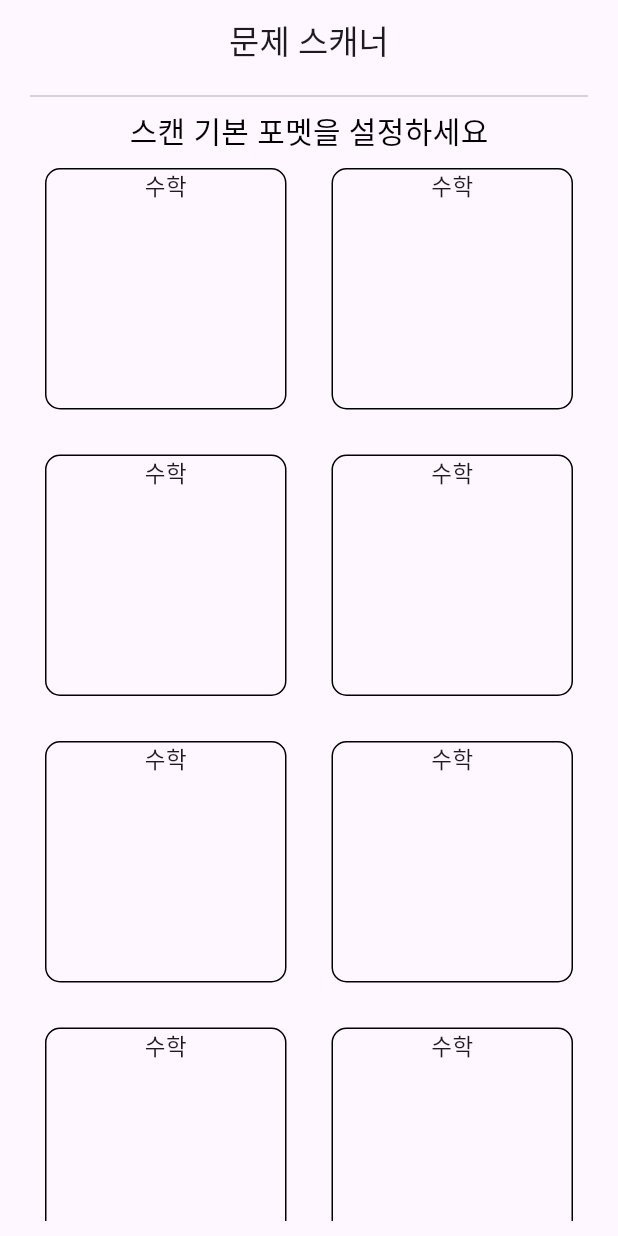
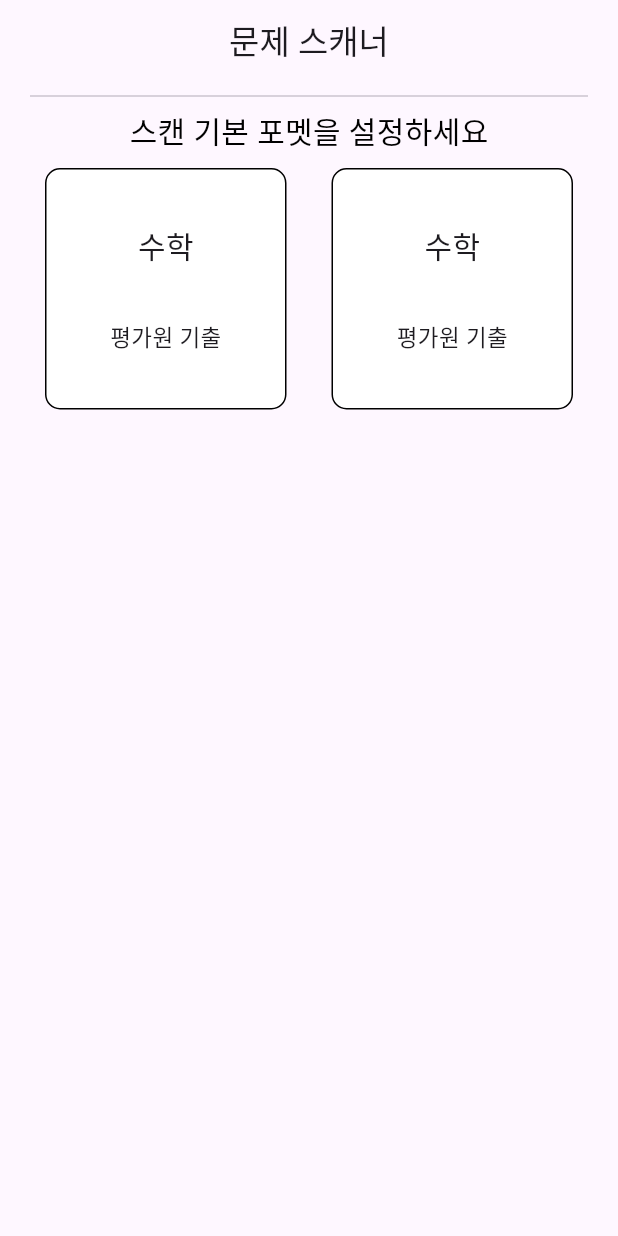
Before and after one commit to HaShaWB/Well-Studying, a Flutter app: the screen it shows after launch, on a phone screen of 412 x 824 dp. Run offline on Flutter 3.47's test engine with Material 3 defaults, Android fonts, the light colour scheme and no system bars.

Commit message:
main page 구축 중 + scan page 구축 시작

```diff
--- a/PDF_inFrame_Scanner/scanner/lib/home_page/Scan_format_box.dart
+++ b/PDF_inFrame_Scanner/scanner/lib/home_page/Scan_format_box.dart
@@ -1,34 +1,70 @@
 import 'package:flutter/cupertino.dart';
 import 'package:flutter/material.dart';
 
-class Scan_format_box extends StatelessWidget {
-  final title;
-  final number_of_anchor;
-  final anchor_position;
+import 'dart:io';
+import 'package:path_provider/path_provider.dart';
+
+import '../scan_page/scan_page.dart';
+
+class Scan_format_box extends StatefulWidget {
+  final String title;
+  final String sub_title;
 
   const Scan_format_box(
-      {super.key,
-      required String this.title,
-      required int this.number_of_anchor,
-      required List<int> this.anchor_position});
+      {Key? key, required this.title, required this.sub_title})
+      : super(key: key);
+
+  @override
+  _Scan_format_boxState createState() => _Scan_format_boxState();
+}
+
+class _Scan_format_boxState extends State<Scan_format_box> {
+  bool _isHovering = false;
 
   @override
   Widget build(BuildContext context) {
-    return Container(
+    return MouseRegion(
+      onEnter: (event) => _setHovering(true),
+      onExit: (event) => _setHovering(false),
+      child: GestureDetector(
+        onTap: () {
+          Navigator.push(
+            context,
+            MaterialPageRoute(builder: (context) => scan_page()),
+          );
+        },
+        child: Container(
           margin: EdgeInsets.all(10),
           decoration: BoxDecoration(
             border: Border.all(color: Colors.black),
+            color: _isHovering ? Colors.grey[300] : Colors.white,
             borderRadius: BorderRadius.circular(10),
           ),
           child: Column(
+            mainAxisAlignment: MainAxisAlignment.spaceEvenly,
             children: [
               Text(
-              title,
+                widget.title,
+                style: TextStyle(
+                  fontSize: 20,
+                ),
+              ),
+              Text(
+                widget.sub_title,
                 style: TextStyle(
                   fontSize: 15,
                 ),
               ),
             ],
-        ));
+          ),
+        ),
+      ),
+    );
+  }
+
+  void _setHovering(bool isHovering) {
+    setState(() {
+      _isHovering = isHovering;
+    });
   }
 }
--- a/PDF_inFrame_Scanner/scanner/lib/home_page/home_page.dart
+++ b/PDF_inFrame_Scanner/scanner/lib/home_page/home_page.dart
@@ -36,12 +36,12 @@ class _homeState extends State<home> {
                     crossAxisSpacing: 10, // 가로 방향의 스페이싱
                     mainAxisSpacing: 10, // 세로 방향의 스페이싱
                   ),
-                  itemCount: 10,
+                  itemCount: 2,
                   itemBuilder: (BuildContext context, int index) {
                     return const Scan_format_box(
-                        title: "수학",
-                        number_of_anchor: 10,
-                        anchor_position: [1]);
+                      title: "수학",
+                      sub_title: "평가원 기출",
+                    );
                   },
                 ),
               ),
--- a/PDF_inFrame_Scanner/scanner/pubspec.yaml
+++ b/PDF_inFrame_Scanner/scanner/pubspec.yaml
@@ -35,6 +35,7 @@ dependencies:
   # The following adds the Cupertino Icons font to your application.
   # Use with the CupertinoIcons class for iOS style icons.
   cupertino_icons: ^1.0.2
+  path_provider: ^2.1.1
 
 dev_dependencies:
   flutter_test:
```
Also changed, not shown: PDF_inFrame_Scanner/scanner/lib/scan_page/scan_page.dart (added, +16 -0 lines), 1 other file. Lines whose indentation alone changed are shown as unchanged.
